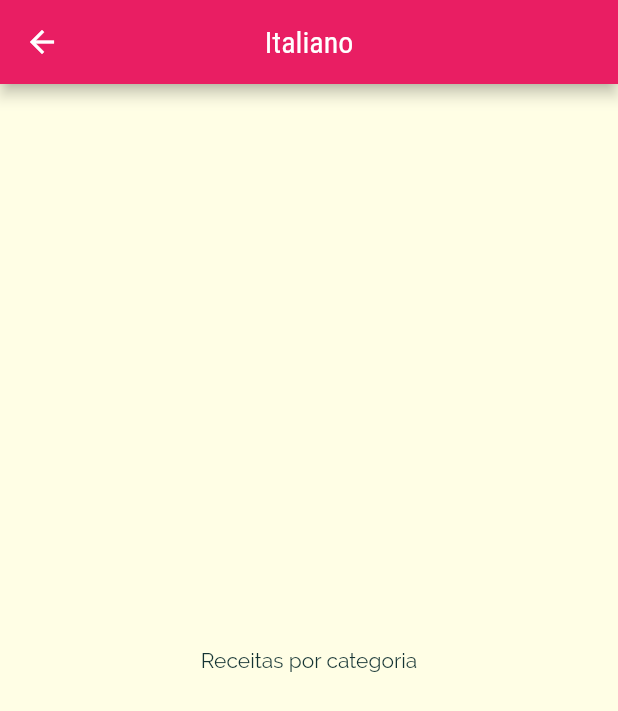
After one commit to ArthurGabrieel/MenuComidas, a Flutter app: the screen it shows after launch, after a tap on "Italiano", on a phone screen of 412 x 824 dp. The commit adds this screen. Shown: the top 711 px of the screen. Run offline on Flutter 3.47's test engine with Material 2 defaults, Android fonts, the phone set to English and light mode, and no system bars.

Commit message:
adicionando rotas

```diff
--- a/lib/components/category_item.dart
+++ b/lib/components/category_item.dart
@@ -1,4 +1,5 @@
 import 'package:comidas/models/category.dart';
+import 'package:comidas/utils/app_routes.dart';
 import 'package:flutter/material.dart';
 
 class CategoryItem extends StatelessWidget {
@@ -6,9 +7,20 @@ class CategoryItem extends StatelessWidget {
 
   const CategoryItem(this.category);
 
+  void _selectCategory(BuildContext context) {
+    Navigator.of(context).pushNamed(
+      AppRoutes.CATEGORIES_MEALS,
+      arguments: category,
+    );
+  }
+
   @override
   Widget build(BuildContext context) {
-    return Container(
+    return InkWell(
+      onTap: () => _selectCategory(context),
+      borderRadius: BorderRadius.circular(15),
+      splashColor: Theme.of(context).colorScheme.primary,
+      child: Container(
           padding: const EdgeInsets.all(15),
           decoration: BoxDecoration(
             gradient: LinearGradient(
@@ -24,6 +36,7 @@ class CategoryItem extends StatelessWidget {
           child: Text(
             category.title,
             style: Theme.of(context).textTheme.headline6,
-        ));
+          )),
+    );
   }
 }
--- a/lib/main.dart
+++ b/lib/main.dart
@@ -1,4 +1,6 @@
+import 'package:comidas/screens/categories_meals_screen.dart';
 import 'package:comidas/screens/categories_screen.dart';
+import 'package:comidas/utils/app_routes.dart';
 import 'package:flutter/material.dart';
 
 void main() => runApp(MyApp());
@@ -7,8 +9,26 @@ class MyApp extends StatelessWidget {
   @override
   Widget build(BuildContext context) {
     return MaterialApp(
-      title: 'Vamos Cozinhar?',
-      theme: ThemeData(
+      theme: _theme(),
+      routes: {
+        AppRoutes.HOME : (ctx) => const CategoriesScreen(),
+        AppRoutes.CATEGORIES_MEALS: (ctx) => CategoriesMealsScreen(),
+      },
+    );
+  }
+}
+
+ThemeData _theme() {
+  return ThemeData(
+    appBarTheme: const AppBarTheme(
+      backgroundColor: Colors.pink,
+      foregroundColor: Colors.white,
+      centerTitle: true,
+      titleTextStyle: TextStyle(
+        fontFamily: 'RobotoCondensed',
+        fontSize: 20,
+      ),
+    ),
     canvasColor: const Color.fromRGBO(255, 254, 229, 1),
     colorScheme: ColorScheme.fromSwatch(primarySwatch: Colors.pink)
         .copyWith(secondary: Colors.amber),
@@ -21,8 +41,5 @@ class MyApp extends StatelessWidget {
             fontFamily: 'RobotoCondensed',
           ),
         ),
-      ),
-      home: const CategoriesScreen(),
   );
 }
-}
--- /dev/null
+++ b/lib/screens/categories_meals_screen.dart
@@ -0,0 +1,20 @@
+import 'package:flutter/material.dart';
+
+import '../models/category.dart';
+
+class CategoriesMealsScreen extends StatelessWidget {
+
+  @override
+  Widget build(BuildContext context) {
+    final category = ModalRoute.of(context)!.settings.arguments as Category;
+
+    return Scaffold(
+      appBar: AppBar(
+        title: Text(category.title),
+      ),
+      body: const Center(
+        child: Text('Receitas por categoria'),
+      ),
+    );
+  }
+}
--- a/lib/screens/categories_screen.dart
+++ b/lib/screens/categories_screen.dart
@@ -10,7 +10,6 @@ class CategoriesScreen extends StatelessWidget {
     return Scaffold(
       appBar: AppBar(
         title: const Text('Vamos Cozinhar?'),
-        centerTitle: true,
       ),
       body: GridView(
         padding: const EdgeInsets.all(25),
--- /dev/null
+++ b/lib/utils/app_routes.dart
@@ -0,0 +1,4 @@
+class AppRoutes {
+  static const String HOME = '/';
+  static const String CATEGORIES_MEALS = '/categories-meals';
+}
```
Lines whose indentation alone changed are shown as unchanged.
